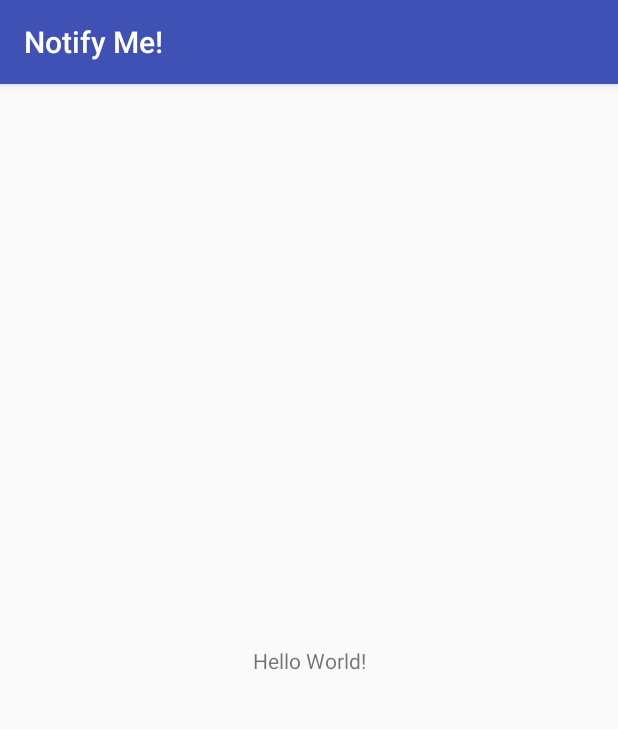
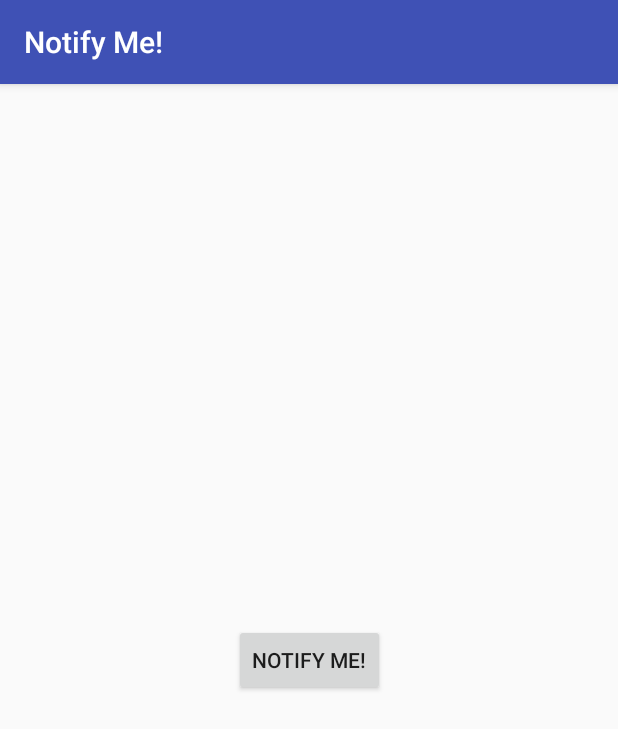
Before and after one commit to bryonnicoson-Android-Certification/NotifyMe, an Android app: the screen it shows after launch (MainActivity), on a phone screen of 412 x 824 dp. Shown: the top 729 px of the screen. Run offline under Robolectric (Android 15) with nearby library versions, the phone set to English and light mode, and no system bars.

Commit message:
oreo notification channel

```diff
--- a/app/src/main/java/com/bryonnicoson/notifyme/MainActivity.java
+++ b/app/src/main/java/com/bryonnicoson/notifyme/MainActivity.java
@@ -1,13 +1,68 @@
 package com.bryonnicoson.notifyme;
 
+import android.app.Notification;
+import android.app.NotificationChannel;
+import android.app.NotificationManager;
+import android.os.Build;
+import android.support.v4.app.NotificationCompat;
+import android.support.v4.app.NotificationManagerCompat;
 import android.support.v7.app.AppCompatActivity;
 import android.os.Bundle;
+import android.view.View;
+import android.widget.Button;
 
 public class MainActivity extends AppCompatActivity {
+
+    private static final String CHANNEL_ID = "com.bryonnicoson.notifyme.ANDROID";
+    //private static final String CHANNEL_NAME = "ANDROID CHANNEL";
+    private static final int NOTIFICATION_ID = 0;
+
+    private Button mNotifyButton;
+    private NotificationManager mNotificationManager;
+    //private NotificationChannel mNotificationChannel;
 
     @Override
     protected void onCreate(Bundle savedInstanceState) {
         super.onCreate(savedInstanceState);
         setContentView(R.layout.activity_main);
+
+        if (Build.VERSION.SDK_INT >= Build.VERSION_CODES.O) {
+            // Create NotificationChannel only on API 26+
+            // NotificationChannel class is not in the support library
+            CharSequence name = getString(R.string.channel_name);
+            String description = getString(R.string.channel_description);
+            int importance = NotificationManager.IMPORTANCE_DEFAULT;
+            NotificationChannel channel = new NotificationChannel(CHANNEL_ID, name, importance);
+            channel.setDescription(description);
+
+            mNotificationManager = (NotificationManager) getSystemService(NOTIFICATION_SERVICE);
+
+            try {
+                mNotificationManager.createNotificationChannel(channel);
+            } catch (NullPointerException e) {
+                e.printStackTrace();
+            }
+        }
+        //mNotificationChannel = new NotificationChannel(CHANNEL_ID, CHANNEL_NAME, NotificationManager.IMPORTANCE_DEFAULT);
+
+        mNotifyButton = findViewById(R.id.notify);
+        mNotifyButton.setOnClickListener(new View.OnClickListener() {
+            @Override
+            public void onClick(View v) {
+                sendNotification();
+            }
+        });
+    }
+
+    public void sendNotification() {
+        NotificationCompat.Builder notificationBuilder =
+                new NotificationCompat.Builder(this, CHANNEL_ID)
+                        .setContentTitle("You've been notified!")
+                        .setContentText("This is your notification text.")
+                        .setPriority(NotificationCompat.PRIORITY_DEFAULT)
+                        .setSmallIcon(R.drawable.ic_android);
+
+        Notification myNotification = notificationBuilder.build();
+        mNotificationManager.notify(NOTIFICATION_ID, myNotification);
     }
 }
--- a/app/src/main/res/layout/activity_main.xml
+++ b/app/src/main/res/layout/activity_main.xml
@@ -6,15 +6,16 @@
     android:layout_height="match_parent"
     tools:context="com.bryonnicoson.notifyme.MainActivity">
 
-    <TextView
-        android:layout_width="wrap_content"
-        android:layout_height="wrap_content"
-        android:text="Hello World!"
+
+    <Button
         app:layout_constraintBottom_toBottomOf="parent"
         app:layout_constraintLeft_toLeftOf="parent"
         app:layout_constraintRight_toRightOf="parent"
-        app:layout_constraintTop_toTopOf="parent" />
-
-
+        app:layout_constraintTop_toTopOf="parent"
+        android:id="@+id/notify"
+        android:text="@string/notify_me"
+        android:layout_margin="@dimen/button_margin"
+        android:layout_width="wrap_content"
+        android:layout_height="wrap_content" />
 
 </android.support.constraint.ConstraintLayout>
--- /dev/null
+++ b/app/src/main/res/values/dimens.xml
@@ -0,0 +1,4 @@
+<?xml version="1.0" encoding="utf-8"?>
+<resources>
+    <dimen name="button_margin">4dp</dimen>
+</resources>
--- a/app/src/main/res/values/strings.xml
+++ b/app/src/main/res/values/strings.xml
@@ -1,3 +1,6 @@
 <resources>
     <string name="app_name">Notify Me!</string>
+    <string name="notify_me">Notify Me!</string>
+    <string name="channel_name">Test Channel</string>
+    <string name="channel_description">Just testing notifications here</string>
 </resources>
```
Also changed, not shown: app/src/main/res/drawable-hdpi/ic_android.png (added), app/src/main/res/drawable-mdpi/ic_android.png (added), app/src/main/res/drawable-xhdpi/ic_android.png (added), app/src/main/res/drawable-xxhdpi/ic_android.png (added).
